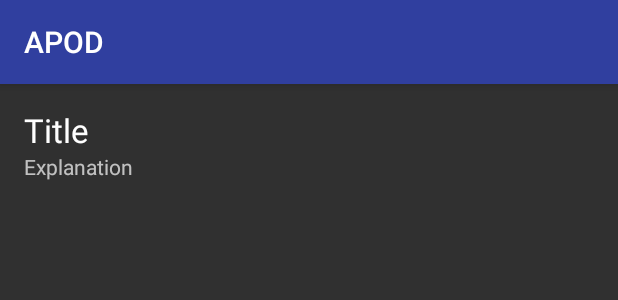
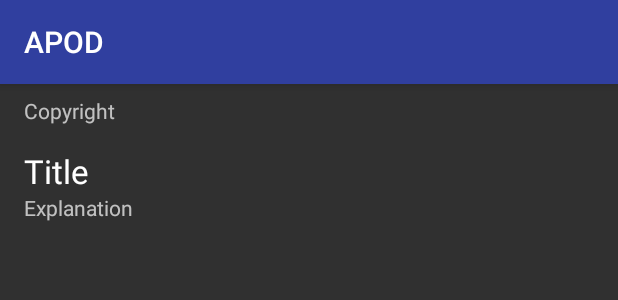
Before and after one commit to Allen-B1/apod-android, an Android app: the layout fragment_view.xml on its own in the app's theme, with its tools: preview values and no code run, on a phone screen of 412 x 824 dp. Shown: the top 300 px of the screen. Run offline under Robolectric (Android 15) with nearby library versions, the phone set to English and light mode, and no system bars.

Commit message:
add copyright

```diff
--- a/app/src/main/java/io/gitlab/allenb1/apod/ApodEntry.java
+++ b/app/src/main/java/io/gitlab/allenb1/apod/ApodEntry.java
@@ -37,6 +37,7 @@ public class ApodEntry {
     private String explanation;
     private String url;
     private byte mediaType;
+    private String copyright;
 
     protected ApodEntry(JSONObject response) {
         if (response.has("date"))
@@ -48,6 +49,7 @@ public class ApodEntry {
         title = response.optString("title", null);
         url = response.optString("url", null);
         explanation = response.optString("explanation", null);
+        copyright = response.optString("copyright", null);
         String mediaTypeString = response.optString("media_type");
         if ("image".equals(mediaTypeString))
             mediaType = TYPE_IMAGE;
@@ -133,6 +135,10 @@ public class ApodEntry {
         return url;
     }
 
+    @Nullable public String getCopyright() {
+        return copyright;
+    }
+
     @Override
     public String toString() {
         return new SimpleDateFormat("yyyy-MM-dd").format(this.date) + ": " + this.title;
--- a/app/src/main/res/layout/fragment_view.xml
+++ b/app/src/main/res/layout/fragment_view.xml
@@ -28,6 +28,18 @@
                 android:adjustViewBounds="true"
                 android:layout_width="match_parent"
                 android:layout_height="wrap_content" />
+
+            <TextView
+                tools:text="Copyright"
+                android:id="@+id/copyright"
+
+                android:textAppearance="?android:textAppearanceSmall"
+
+                android:layout_width="match_parent"
+                android:layout_height="wrap_content"
+                android:layout_marginTop="8dp"
+                android:layout_marginStart="@dimen/margin"
+                android:layout_marginEnd="@dimen/margin" />
 
             <TextView
                 android:layout_width="match_parent"
```
Also changed, not shown: app/src/main/java/io/gitlab/allenb1/apod/ViewFragment.java (+8 -0 lines).
